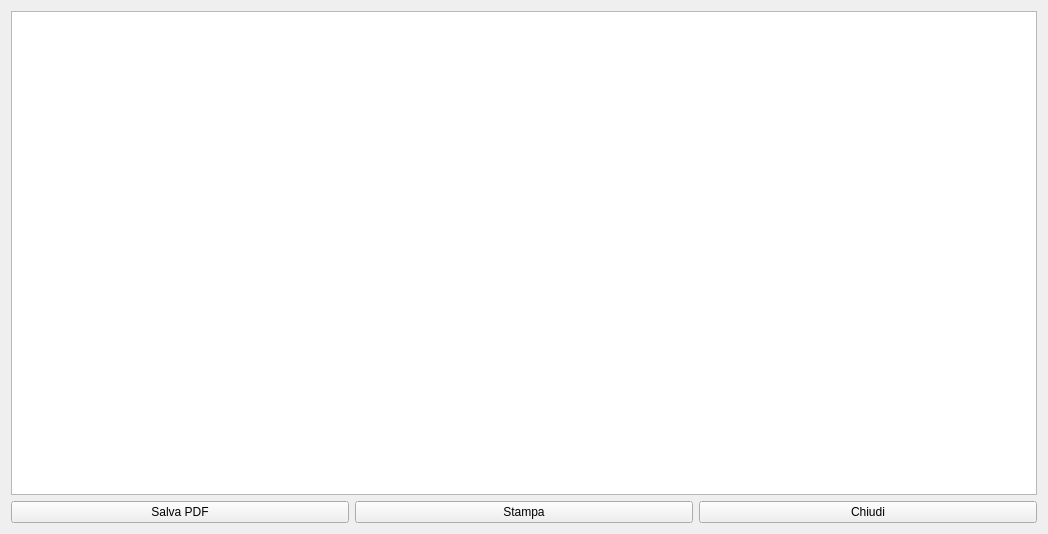
fblabs/hamlet-mod-sancon, file hpdfprint.ui: the form before one commit.
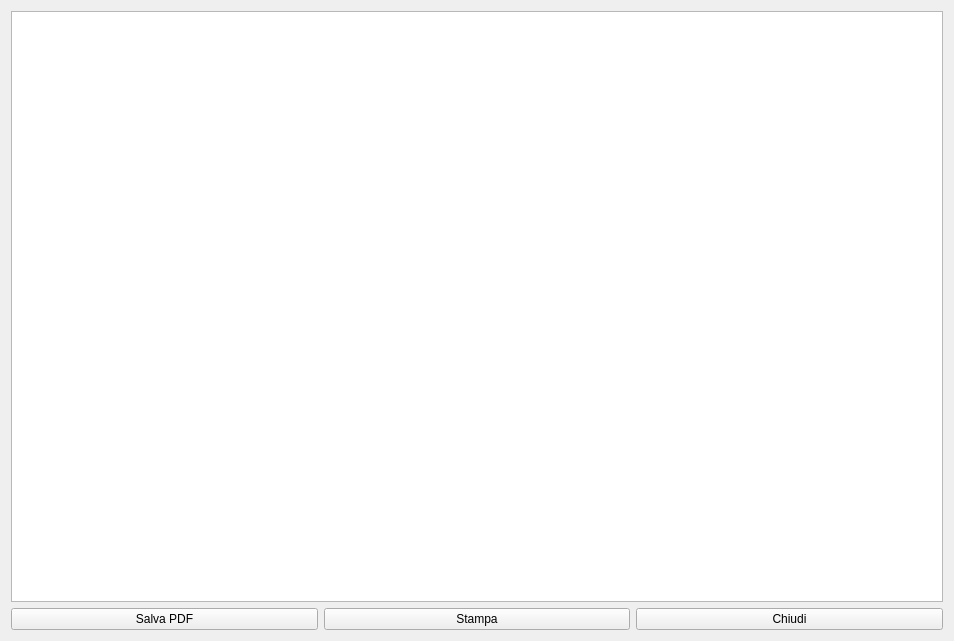
The form after the commit. Icons and pictures are not drawn.

What changed in the file:
```diff
--- a/hpdfprint.ui
+++ b/hpdfprint.ui
@@ -9,8 +9,8 @@
    <rect>
     <x>0</x>
     <y>0</y>
-    <width>1048</width>
-    <height>534</height>
+    <width>954</width>
+    <height>641</height>
    </rect>
   </property>
   <property name="windowTitle">
```
Left out of the diff: 2 changed lines with no effect on the pictures.
